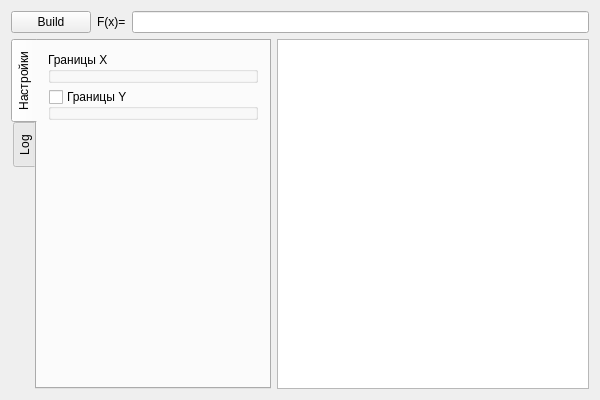
xelez/QtGraph, file qtgraph.ui: the form before one commit.
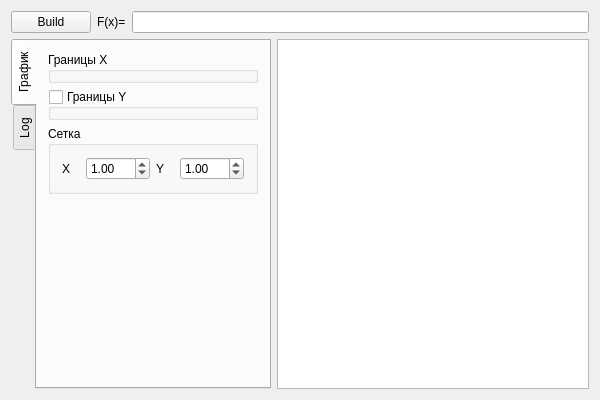
The form after the commit. Custom widgets are drawn as their Qt base class.

Commit message: Add grid config

The edit to the form file:
```diff
--- a/qtgraph.ui
+++ b/qtgraph.ui
@@ -56,7 +56,7 @@
        </property>
        <widget class="QWidget" name="tbConf">
         <attribute name="title">
-         <string>Настройки</string>
+         <string>График</string>
         </attribute>
         <layout class="QVBoxLayout" name="verticalLayout_3">
          <item>
@@ -79,6 +79,58 @@
            </property>
           </widget>
          </item>
+         <item>
+          <widget class="QGroupBox" name="gbGrid">
+           <property name="title">
+            <string>Сетка</string>
+           </property>
+           <layout class="QHBoxLayout" name="horizontalLayout_3">
+            <item>
+             <widget class="QLabel" name="lbGridX">
+              <property name="text">
+               <string>X</string>
+              </property>
+             </widget>
+            </item>
+            <item>
+             <widget class="QDoubleSpinBox" name="sbGridX">
+              <property name="correctionMode">
+               <enum>QAbstractSpinBox::CorrectToNearestValue</enum>
+              </property>
+              <property name="minimum">
+               <double>0.100000000000000</double>
+              </property>
+              <property name="maximum">
+               <double>100.000000000000000</double>
+              </property>
+              <property name="value">
+               <double>1.000000000000000</double>
+              </property>
+             </widget>
+            </item>
+            <item>
+             <widget class="QLabel" name="lbGridY">
+              <property name="text">
+               <string>Y</string>
+              </property>
+             </widget>
+            </item>
+            <item>
+             <widget class="QDoubleSpinBox" name="sbGridY">
+              <property name="minimum">
+               <double>0.100000000000000</double>
+              </property>
+              <property name="maximum">
+               <double>100.000000000000000</double>
+              </property>
+              <property name="value">
+               <double>1.000000000000000</double>
+              </property>
+             </widget>
+            </item>
+           </layout>
+          </widget>
+         </item>
          <item>
           <spacer name="verticalSpacer">
            <property name="orientation">
```
Left out of the diff: 2 changed lines with no effect on the pictures. The commit also changes 1 other file.
